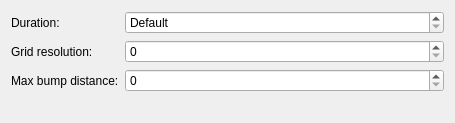
Before: the Qt Designer form src/kcm/YetAnotherMagicLampEffectKCM.ui in zzag/kwin-effects-yet-another-magic-lamp, drawn with Qt 5.
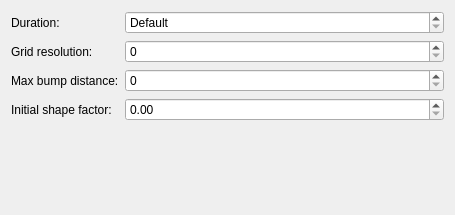
After: the same form once the commit is applied.

Commit message: Make initial shape factor configurable

The edit to the form file:
```diff
--- a/src/kcm/YetAnotherMagicLampEffectKCM.ui
+++ b/src/kcm/YetAnotherMagicLampEffectKCM.ui
@@ -7,7 +7,7 @@
     <x>0</x>
     <y>0</y>
     <width>455</width>
-    <height>123</height>
+    <height>215</height>
    </rect>
   </property>
   <layout class="QFormLayout" name="formLayout">
@@ -74,6 +74,29 @@
      </property>
     </widget>
    </item>
+   <item row="3" column="0">
+    <widget class="QLabel" name="label_InitialShapeFactor">
+     <property name="text">
+      <string>Initial shape factor:</string>
+     </property>
+    </widget>
+   </item>
+   <item row="3" column="1">
+    <widget class="QDoubleSpinBox" name="kcfg_InitialShapeFactor">
+     <property name="sizePolicy">
+      <sizepolicy hsizetype="Expanding" vsizetype="Fixed">
+       <horstretch>0</horstretch>
+       <verstretch>0</verstretch>
+      </sizepolicy>
+     </property>
+     <property name="maximum">
+      <double>1.000000000000000</double>
+     </property>
+     <property name="singleStep">
+      <double>0.050000000000000</double>
+     </property>
+    </widget>
+   </item>
   </layout>
  </widget>
  <resources/>
```
The commit also changes 3 other files.
